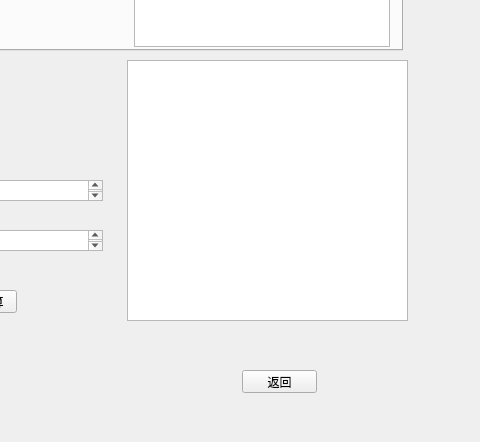
The window that ui/account_results.ui (leexuehan/AccountingAssisitor) describes before a commit, drawn with Qt 5; both pictures show x 228 to 708 and y 250 to 692 of the 708 by 692 pixel window.
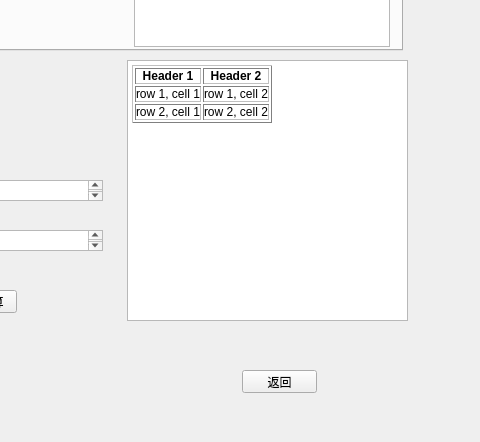
The same window after the commit.

Diff of the .ui file:
```diff
--- a/ui/account_results.ui
+++ b/ui/account_results.ui
@@ -201,6 +201,38 @@
      <height>261</height>
     </rect>
    </property>
+   <property name="styleSheet">
+    <string notr="true">
+Header 1
+Header 2
+row 1, cell 1
+row 1, cell 2
+row 2, cell 1
+row 2, cell 2
+</string>
+   </property>
+   <property name="html">
+    <string>&lt;!DOCTYPE HTML PUBLIC &quot;-//W3C//DTD HTML 4.0//EN&quot; &quot;http://www.w3.org/TR/REC-html40/strict.dtd&quot;&gt;
+&lt;html&gt;&lt;head&gt;&lt;meta name=&quot;qrichtext&quot; content=&quot;1&quot; /&gt;&lt;style type=&quot;text/css&quot;&gt;
+p, li { white-space: pre-wrap; }
+&lt;/style&gt;&lt;/head&gt;&lt;body style=&quot; font-family:'宋体'; font-size:9pt; font-weight:400; font-style:normal;&quot;&gt;
+&lt;table border=&quot;1&quot; style=&quot; margin-top:0px; margin-bottom:0px; margin-left:0px; margin-right:0px;&quot; cellspacing=&quot;2&quot; cellpadding=&quot;0&quot;&gt;
+&lt;tr&gt;
+&lt;td&gt;
+&lt;p align=&quot;center&quot; style=&quot; margin-top:0px; margin-bottom:0px; margin-left:0px; margin-right:0px; -qt-block-indent:0; text-indent:0px;&quot;&gt;&lt;span style=&quot; font-weight:600;&quot;&gt;Header 1&lt;/span&gt;&lt;/p&gt;&lt;/td&gt;
+&lt;td&gt;
+&lt;p align=&quot;center&quot; style=&quot; margin-top:0px; margin-bottom:0px; margin-left:0px; margin-right:0px; -qt-block-indent:0; text-indent:0px;&quot;&gt;&lt;span style=&quot; font-weight:600;&quot;&gt;Header 2&lt;/span&gt;&lt;/p&gt;&lt;/td&gt;&lt;/tr&gt;
+&lt;tr&gt;
+&lt;td&gt;
+&lt;p style=&quot; margin-top:0px; margin-bottom:0px; margin-left:0px; margin-right:0px; -qt-block-indent:0; text-indent:0px;&quot;&gt;row 1, cell 1&lt;/p&gt;&lt;/td&gt;
+&lt;td&gt;
+&lt;p style=&quot; margin-top:0px; margin-bottom:0px; margin-left:0px; margin-right:0px; -qt-block-indent:0; text-indent:0px;&quot;&gt;row 1, cell 2&lt;/p&gt;&lt;/td&gt;&lt;/tr&gt;
+&lt;tr&gt;
+&lt;td&gt;
+&lt;p style=&quot; margin-top:0px; margin-bottom:0px; margin-left:0px; margin-right:0px; -qt-block-indent:0; text-indent:0px;&quot;&gt;row 2, cell 1&lt;/p&gt;&lt;/td&gt;
+&lt;td&gt;
+&lt;p style=&quot; margin-top:0px; margin-bottom:0px; margin-left:0px; margin-right:0px; -qt-block-indent:0; text-indent:0px;&quot;&gt;row 2, cell 2&lt;/p&gt;&lt;/td&gt;&lt;/tr&gt;&lt;/table&gt;&lt;/body&gt;&lt;/html&gt;</string>
+   </property>
   </widget>
   <widget class="QPushButton" name="compute_cmd_btn">
    <property name="geometry">
```
Left out of the diff: 3 changed lines with no effect on the pictures.
